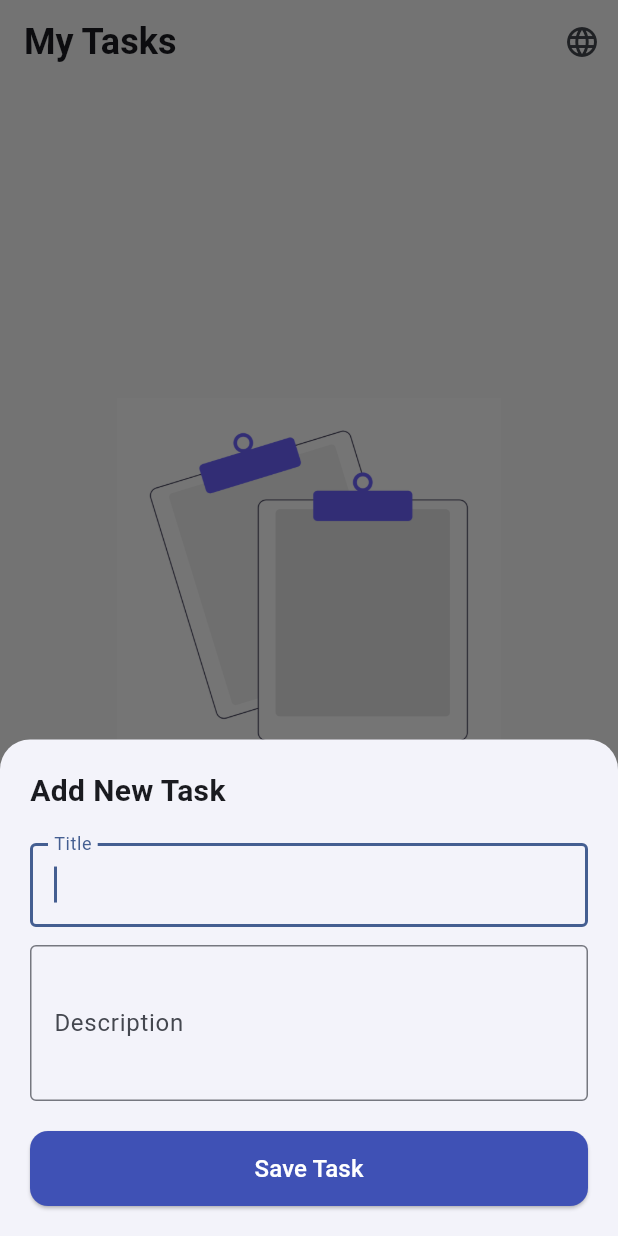
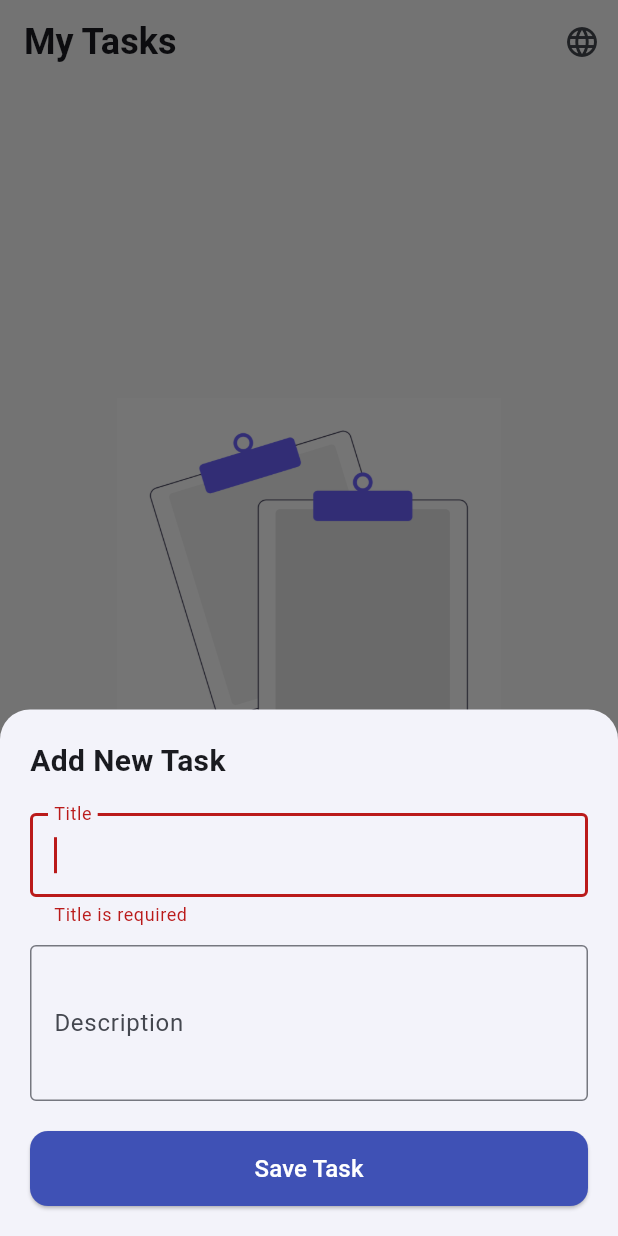
Before and after one commit to Seddek-Nadhem/todo_app, a Flutter app: the screen it shows after launch, after a tap on "Add Task", on a phone screen of 412 x 824 dp. Run offline on Flutter 3.47's test engine with Material 3 defaults, Android fonts, the phone set to English and light mode, and no system bars; our stand-ins replace equatable, flutter_bloc, get_it, sqflite; accounts and stored records are empty.

```diff
--- a/lib/l10n/app_ar.arb
+++ b/lib/l10n/app_ar.arb
@@ -1,8 +1,11 @@
 {
   "appTitle": "مهامي",
   "addTask": "إضافة مهمة جديدة",
+  "editTask": "تعديل",
   "titleLabel": "عنوان",
   "descriptionLabel": "تفاصيل",
   "save": "حفظ",
-  "emptyStateMessage": "لقد أنجزت كل مهامك!"
+  "emptyStateMessage": "لقد أنجزت كل مهامك!",
+  "emptyStateSub": "ليس لديك أي مهام حالياً. استمتع بوقتك!",
+  "titleRequiredError": "العنوان مطلوب"
 }
--- a/lib/l10n/app_en.arb
+++ b/lib/l10n/app_en.arb
@@ -1,8 +1,11 @@
 {
   "appTitle": "My Tasks",
   "addTask": "Add New Task",
+  "editTask": "Edit Task",
   "titleLabel": "Title",
   "descriptionLabel": "Description",
   "save": "Save Task",
-  "emptyStateMessage": "All caught up!"
+  "emptyStateMessage": "All caught up!",
+  "emptyStateSub": "You don't have any tasks right now.",
+  "titleRequiredError": "Title is required"
 }
--- a/lib/l10n/app_localizations.dart
+++ b/lib/l10n/app_localizations.dart
@@ -110,6 +110,12 @@ abstract class AppLocalizations {
   /// **'Add New Task'**
   String get addTask;
 
+  /// No description provided for @editTask.
+  ///
+  /// In en, this message translates to:
+  /// **'Edit Task'**
+  String get editTask;
+
   /// No description provided for @titleLabel.
   ///
   /// In en, this message translates to:
@@ -133,6 +139,18 @@ abstract class AppLocalizations {
   /// In en, this message translates to:
   /// **'All caught up!'**
   String get emptyStateMessage;
+
+  /// No description provided for @emptyStateSub.
+  ///
+  /// In en, this message translates to:
+  /// **'You don\'t have any tasks right now.'**
+  String get emptyStateSub;
+
+  /// No description provided for @titleRequiredError.
+  ///
+  /// In en, this message translates to:
+  /// **'Title is required'**
+  String get titleRequiredError;
 }
 
 class _AppLocalizationsDelegate
--- a/lib/presentation/pages/home_page.dart
+++ b/lib/presentation/pages/home_page.dart
@@ -49,8 +49,8 @@ class HomePage extends StatelessWidget {
                         fit: BoxFit.contain,
                       ),
                       const SizedBox(height: 32),
-                      const Text(
-                        "All caught up!",
+                      Text(
+                        context.l10n.emptyStateMessage,
                         style: TextStyle(
                           fontSize: 22,
                           fontWeight: FontWeight.bold,
@@ -59,7 +59,7 @@ class HomePage extends StatelessWidget {
                       ),
                       const SizedBox(height: 12),
                       Text(
-                        "You don't have any tasks right now.",
+                        context.l10n.emptyStateSub,
                         textAlign: TextAlign.center,
                         style: TextStyle(
                           fontSize: 16,
--- a/lib/presentation/widgets/todo_bottom_sheet.dart
+++ b/lib/presentation/widgets/todo_bottom_sheet.dart
@@ -1,5 +1,6 @@
 import 'package:flutter/material.dart';
 import 'package:flutter_bloc/flutter_bloc.dart';
+import 'package:todo_app/core/extensions/build_context_extension.dart';
 import 'package:todo_app/domain/entities/todo.dart';
 import 'package:todo_app/presentation/cubits/todo_cubit.dart';
 
@@ -56,7 +57,7 @@ class _TodoBottomSheetState extends State<TodoBottomSheet> {
       Navigator.pop(context); // Close the sheet
     } else {
       setState(() {
-        _titleErrorText = 'Title is Required!';
+        _titleErrorText = context.l10n.titleRequiredError;
       });
     }
   }
@@ -76,16 +77,16 @@ class _TodoBottomSheetState extends State<TodoBottomSheet> {
         crossAxisAlignment: CrossAxisAlignment.start,
         children: [
           Text(
-            widget.todo == null ? 'Add New Task' : 'Edit Task',
+            widget.todo == null ? context.l10n.addTask : context.l10n.editTask,
             style: const TextStyle(fontSize: 20, fontWeight: FontWeight.bold),
           ),
           const SizedBox(height: 20),
           TextField(
             controller: _titleController,
             decoration: InputDecoration(
-              labelText: 'Title',
+              labelText: context.l10n.titleLabel,
               border: OutlineInputBorder(),
-              errorText: _titleErrorText,
+              errorText: context.l10n.titleRequiredError,
             ),
             autofocus: true,
             onChanged: (value) {
@@ -98,8 +99,8 @@ class _TodoBottomSheetState extends State<TodoBottomSheet> {
           const SizedBox(height: 12),
           TextField(
             controller: _descriptionController,
-            decoration: const InputDecoration(
-              labelText: 'Description',
+            decoration: InputDecoration(
+              labelText: context.l10n.descriptionLabel,
               border: OutlineInputBorder(),
             ),
             maxLines: 3,
@@ -117,7 +118,7 @@ class _TodoBottomSheetState extends State<TodoBottomSheet> {
                   borderRadius: BorderRadius.circular(12),
                 ),
               ),
-              child: const Text('Save Task', style: TextStyle(fontSize: 16)),
+              child: Text(context.l10n.save, style: TextStyle(fontSize: 16)),
             ),
           ),
           const SizedBox(height: 20),
```
Also changed, not shown: lib/l10n/app_localizations_ar.dart (+9 -0 lines), lib/l10n/app_localizations_en.dart (+9 -0 lines).
